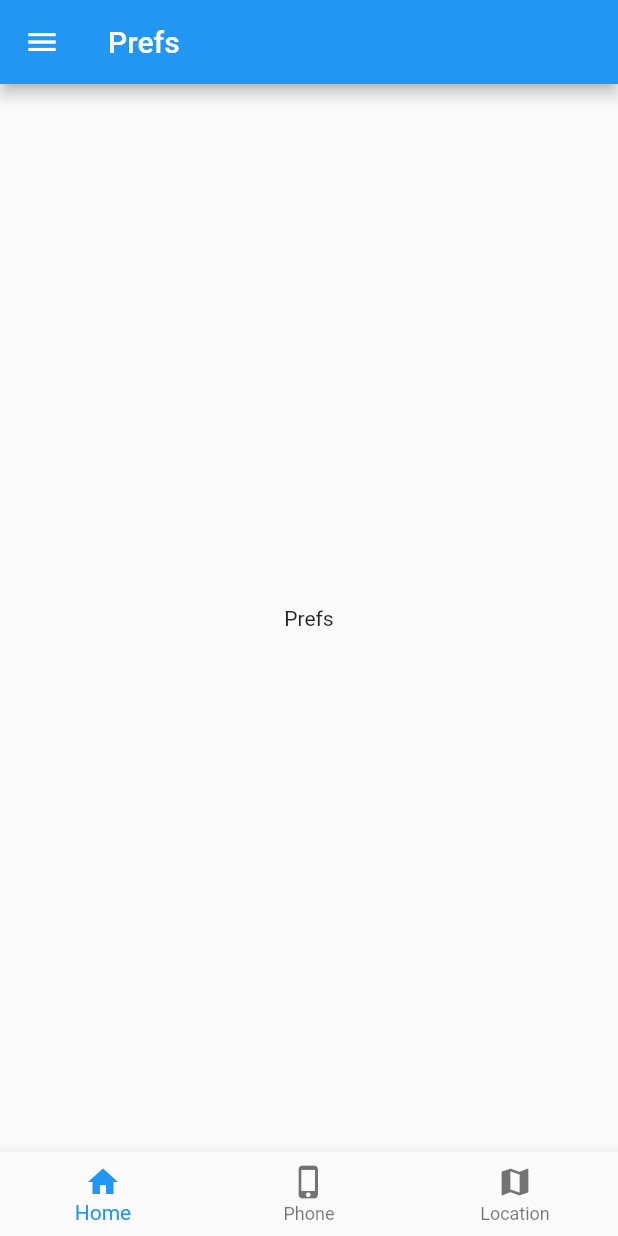
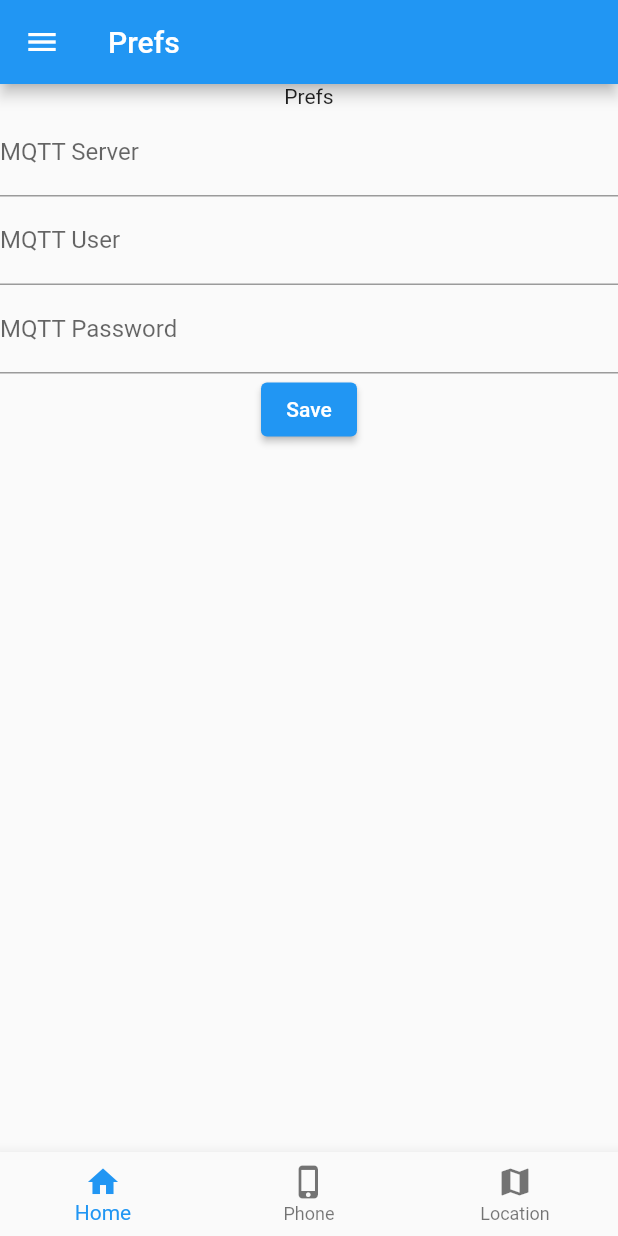
Before and after one commit to dbh/phone_location, a Flutter app: the PreferencesScreen screen opened by its route, on a phone screen of 412 x 824 dp. Run offline on Flutter 3.47's test engine with Material 2 defaults, Android fonts, the phone set to English and light mode, and no system bars; our stand-ins replace device_info_plus, geolocator, shared_preferences; missing offline and left inert: mqtt_client; accounts and stored records are empty.

Commit message:
shared prefs for server settings!

```diff
--- a/lib/geo.dart
+++ b/lib/geo.dart
@@ -7,6 +7,7 @@ import 'package:geolocator/geolocator.dart';
 import 'package:mqtt_client/mqtt_server_client.dart';
 
 import 'package:mqtt_client/mqtt_client.dart';
+import 'package:phone_location/shared/user_shared_prefs.dart';
 
 class Geo extends StatefulWidget {
   const Geo({Key? key}) : super(key: key);
@@ -28,11 +29,19 @@ class _Geo extends State<Geo> {
   }
 
   _getMqtt() async {
-    _client = MqttServerClient('n00b.davidbharrison.com', 'x');
+    var server = UserSharedPrefs.getMqttServer();
+    print(server);
+
+    var user = UserSharedPrefs.getMqttUser();
+    print(user);
+
+    var pw = UserSharedPrefs.getMqttPassword();
+    print('pw ${pw}');
+
+    _client = MqttServerClient(UserSharedPrefs.getMqttServer() ?? '', 'x');
     if (_client != null) {
-      MqttClientConnectionStatus? connStatus =
-          await _client!.connect('dbh', 'BOGUS');
-      // .then((value) => print(connStatus));
+      MqttClientConnectionStatus? connStatus = await _client!.connect(
+          UserSharedPrefs.getMqttUser(), UserSharedPrefs.getMqttPassword());
       print(connStatus);
     }
   }
--- a/lib/main.dart
+++ b/lib/main.dart
@@ -2,12 +2,16 @@ import 'package:flutter/material.dart';
 import 'package:phone_location/screens/geo_screen.dart';
 import 'package:phone_location/screens/phone_info_screen.dart';
 import 'package:phone_location/screens/preferences.dart';
+import 'package:phone_location/shared/user_shared_prefs.dart';
 import 'geo.dart';
 import 'device_info.dart';
 import 'screens/home_screen.dart';
 import './shared/menu_drawer.dart';
+import './shared/user_shared_prefs.dart';
 
-void main() {
+void main() async {
+  WidgetsFlutterBinding.ensureInitialized();
+  await UserSharedPrefs.init();
   runApp(MyApp());
 }
 
--- a/lib/screens/preferences.dart
+++ b/lib/screens/preferences.dart
@@ -3,18 +3,79 @@
 // import 'package:flutter/src/widgets/framework.dart';
 
 import 'package:flutter/material.dart';
+import 'package:phone_location/shared/user_shared_prefs.dart';
 import '../shared/menu_drawer.dart';
 import '../shared/menu_bottom.dart';
 
-class PreferencesScreen extends StatelessWidget {
-  const PreferencesScreen({Key? key}) : super(key: key);
+class PreferencesScreen extends StatefulWidget {
+  @override
+  State<PreferencesScreen> createState() => _PreferencesScreen();
+}
+
+class _PreferencesScreen extends State<PreferencesScreen> {
+  String mqttServer = '';
+  String mqttUser = '';
+  String mqttPassword = '';
+
+  _PreferencesScreen() {
+    mqttServer = UserSharedPrefs.getMqttServer() ?? '';
+    mqttUser = UserSharedPrefs.getMqttUser() ?? '';
+    mqttPassword = UserSharedPrefs.getMqttPassword() ?? '';
+  }
+
+  saveIt() async {
+    await UserSharedPrefs.setMqttServer(mqttServer);
+    await UserSharedPrefs.setMqttUser(mqttUser);
+    await UserSharedPrefs.setMqttPassword(mqttPassword);
+  }
+
+  Widget buildSaveButton() => ElevatedButton(
+        onPressed: () async => saveIt(),
+        child: const Text('Save'),
+      );
+
+  @override
+  void initState() {
+    mqttServer = UserSharedPrefs.getMqttServer() ?? '';
+    mqttUser = UserSharedPrefs.getMqttUser() ?? '';
+    mqttPassword = UserSharedPrefs.getMqttPassword() ?? '';
+
+    super.initState();
+  }
 
   @override
   Widget build(BuildContext context) {
     return Scaffold(
       appBar: AppBar(title: Text('Prefs')),
       drawer: MenuDrawer(),
-      body: Center(child: Text('Prefs')),
+      body: Column(
+        children: [
+          Text('Prefs'),
+          TextFormField(
+            initialValue: mqttServer,
+            decoration: InputDecoration(labelText: 'MQTT Server'),
+            onChanged: (value) => setState(() {
+              mqttServer = value;
+            }),
+          ),
+          TextFormField(
+            initialValue: mqttUser,
+            decoration: InputDecoration(labelText: 'MQTT User'),
+            onChanged: (value) => setState(() {
+              mqttUser = value;
+            }),
+          ),
+          TextFormField(
+            initialValue: mqttPassword,
+            obscureText: true,
+            decoration: InputDecoration(labelText: 'MQTT Password'),
+            onChanged: (value) => setState(() {
+              mqttPassword = value;
+            }),
+          ),
+          buildSaveButton(),
+        ],
+      ),
       bottomNavigationBar: const MenuBottom(),
     );
   }
--- a/lib/shared/user_shared_prefs.dart
+++ b/lib/shared/user_shared_prefs.dart
@@ -3,4 +3,25 @@ import 'package:shared_preferences/shared_preferences.dart';
 class UserSharedPrefs {
   static late SharedPreferences _prefs;
   static Future init() async => _prefs = await SharedPreferences.getInstance();
+  static const _mqtt_server = 'mqtt_server';
+  static const _mqtt_user = 'mqtt_user';
+  static const _mqtt_password = 'mqtt_password';
+
+  static Future setMqttServer(String mqttServer) async {
+    await _prefs.setString(_mqtt_server, mqttServer);
+  }
+
+  static String? getMqttServer() => _prefs.getString(_mqtt_server);
+
+  static Future setMqttUser(String user) async {
+    await _prefs.setString(_mqtt_user, user);
+  }
+
+  static String? getMqttUser() => _prefs.getString(_mqtt_user);
+
+  static Future setMqttPassword(String password) async {
+    await _prefs.setString(_mqtt_password, password);
+  }
+
+  static String? getMqttPassword() => _prefs.getString(_mqtt_password);
 }
```
